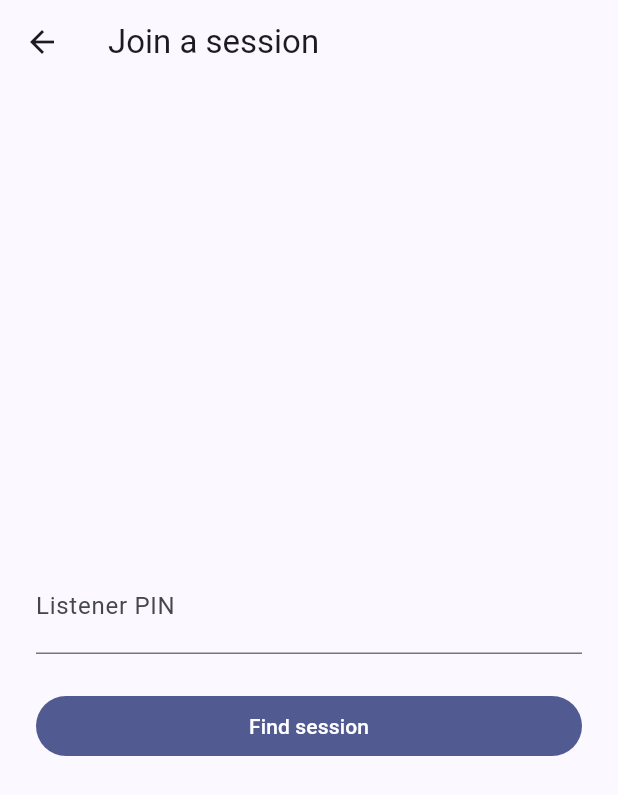
After one commit to btekerek/kabin, a Flutter app: the screen it shows after launch, after a tap on "Just here to listen? Join with a PIN", on a phone screen of 412 x 824 dp. The commit adds this screen. Shown: the top 795 px of the screen. Run offline on Flutter 3.47's test engine with Material 3 defaults, Android fonts, the phone set to English and light mode, and no system bars; our stand-ins replace dio, flutter_riverpod, flutter_secure_storage, go_router, permission_handler, shared_preferences; missing offline and left inert: agora_rtc_engine; network calls fail.

Commit message:
feat: add listener join/listening screens

```diff
--- a/frontend/lib/core/router/app_router.dart
+++ b/frontend/lib/core/router/app_router.dart
@@ -4,6 +4,9 @@ import 'package:go_router/go_router.dart';
 import '../../features/auth/presentation/login_screen.dart';
 import '../../features/auth/presentation/register_screen.dart';
 import '../../features/auth/state/auth_providers.dart';
+import '../../features/listener/presentation/listener_join_screen.dart';
+import '../../features/listener/presentation/listening_args.dart';
+import '../../features/listener/presentation/listening_screen.dart';
 import '../../features/sessions/presentation/create_session_screen.dart';
 import '../../features/sessions/presentation/session_dashboard_screen.dart';
 import '../../features/sessions/presentation/session_list_screen.dart';
@@ -23,6 +26,12 @@ final appRouterProvider = Provider<GoRouter>((ref) {
       final loggingIn = state.matchedLocation == '/login' ||
           state.matchedLocation == '/register';
       final onSplash = state.matchedLocation == '/splash';
+      final isListenerRoute = state.matchedLocation == '/join' ||
+          state.matchedLocation == '/listen';
+
+      // The Listener flow has no account at all (see ADR-002) - it
+      // never participates in the Guide auth redirect below.
+      if (isListenerRoute) return null;
 
       return authState.when(
         loading: () => onSplash ? null : '/splash',
@@ -54,6 +63,11 @@ final appRouterProvider = Provider<GoRouter>((ref) {
         path: '/unsupported-role',
         builder: (context, state) => const RoleNotSupportedScreen(),
       ),
+      GoRoute(path: '/join', builder: (context, state) => const ListenerJoinScreen()),
+      GoRoute(
+        path: '/listen',
+        builder: (context, state) => ListeningScreen(args: state.extra! as ListeningArgs),
+      ),
       GoRoute(
         path: '/sessions',
         builder: (context, state) => const SessionListScreen(),
--- a/frontend/lib/features/auth/presentation/login_screen.dart
+++ b/frontend/lib/features/auth/presentation/login_screen.dart
@@ -99,6 +99,10 @@ class _LoginScreenState extends ConsumerState<LoginScreen> {
                 onPressed: () => context.push('/register'),
                 child: const Text("Don't have an account? Register"),
               ),
+              TextButton(
+                onPressed: () => context.push('/join'),
+                child: const Text('Just here to listen? Join with a PIN'),
+              ),
             ],
           ),
         ),
--- /dev/null
+++ b/frontend/lib/features/listener/presentation/listener_join_screen.dart
@@ -0,0 +1,154 @@
+import 'package:flutter/material.dart';
+import 'package:flutter_riverpod/flutter_riverpod.dart';
+import 'package:go_router/go_router.dart';
+
+import '../../../core/errors/api_error_message.dart';
+import '../domain/listener_channel.dart';
+import '../domain/listener_session_summary.dart';
+import '../state/listener_providers.dart';
+import 'listening_args.dart';
+
+/// No account needed - a Listener identifies themselves with a PIN
+/// (found via SessionLookupView) and a persisted UUID (ListenerIdentity),
+/// never a login. See ADR-002.
+class ListenerJoinScreen extends ConsumerStatefulWidget {
+  const ListenerJoinScreen({super.key});
+
+  @override
+  ConsumerState<ListenerJoinScreen> createState() => _ListenerJoinScreenState();
+}
+
+class _ListenerJoinScreenState extends ConsumerState<ListenerJoinScreen> {
+  final _pinController = TextEditingController();
+
+  ListenerSessionSummary? _session;
+  bool _busy = false;
+  Object? _error;
+
+  @override
+  void dispose() {
+    _pinController.dispose();
+    super.dispose();
+  }
+
+  Future<void> _lookup() async {
+    setState(() {
+      _busy = true;
+      _error = null;
+    });
+    try {
+      final session =
+          await ref.read(listenerRepositoryProvider).lookup(_pinController.text.trim());
+      setState(() => _session = session);
+    } catch (error) {
+      setState(() => _error = error);
+    } finally {
+      if (mounted) setState(() => _busy = false);
+    }
+  }
+
+  Future<void> _joinChannel(ListenerChannel channel) async {
+    setState(() {
+      _busy = true;
+      _error = null;
+    });
+    try {
+      final listenerUuid = await ref.read(listenerUuidProvider.future);
+      final result = await ref.read(listenerRepositoryProvider).join(
+            sessionId: _session!.id,
+            listenerUuid: listenerUuid,
+            channelId: channel.id,
+          );
+      if (!mounted) return;
+      context.push(
+        '/listen',
+        extra: ListeningArgs(
+          joinResult: result,
+          channelLanguage: channel.language,
+          sessionName: _session!.name,
+        ),
+      );
+    } catch (error) {
+      setState(() => _error = error);
+    } finally {
+      if (mounted) setState(() => _busy = false);
+    }
+  }
+
+  @override
+  Widget build(BuildContext context) {
+    return Scaffold(
+      appBar: AppBar(title: const Text('Join a session')),
+      body: Padding(
+        padding: const EdgeInsets.all(24),
+        child: _session == null ? _buildPinEntry() : _buildChannelPicker(_session!),
+      ),
+    );
+  }
+
+  Widget _buildPinEntry() {
+    return Column(
+      mainAxisAlignment: MainAxisAlignment.center,
+      crossAxisAlignment: CrossAxisAlignment.stretch,
+      children: [
+        TextField(
+          controller: _pinController,
+          keyboardType: TextInputType.number,
+          textAlign: TextAlign.center,
+          style: Theme.of(context).textTheme.headlineSmall,
+          decoration: const InputDecoration(labelText: 'Listener PIN'),
+        ),
+        if (_error != null) ...[
+          const SizedBox(height: 16),
+          Text(
+            apiErrorMessage(_error!),
+            style: TextStyle(color: Theme.of(context).colorScheme.error),
+            textAlign: TextAlign.center,
+          ),
+        ],
+        const SizedBox(height: 24),
+        FilledButton(
+          onPressed: _busy ? null : _lookup,
+          child: _busy
+              ? const SizedBox(
+                  height: 20, width: 20, child: CircularProgressIndicator(strokeWidth: 2))
+              : const Text('Find session'),
+        ),
+      ],
+    );
+  }
+
+  Widget _buildChannelPicker(ListenerSessionSummary session) {
+    return Column(
+      crossAxisAlignment: CrossAxisAlignment.stretch,
+      children: [
+        Text(session.name, style: Theme.of(context).textTheme.headlineSmall),
+        const SizedBox(height: 8),
+        const Text('Pick a language to listen in:'),
+        const SizedBox(height: 16),
+        if (_error != null) ...[
+          Text(
+            apiErrorMessage(_error!),
+            style: TextStyle(color: Theme.of(context).colorScheme.error),
+          ),
+          const SizedBox(height: 16),
+        ],
+        Expanded(
+          child: ListView.builder(
+            itemCount: session.channels.length,
+            itemBuilder: (context, index) {
+              final channel = session.channels[index];
+              return ListTile(
+                title: Text(channel.language),
+                subtitle: channel.isSource ? const Text('Original (stage) audio') : null,
+                trailing: const Icon(Icons.chevron_right),
+                enabled: !_busy,
+                onTap: () => _joinChannel(channel),
+              );
+            },
+          ),
+        ),
+      ],
+    );
+  }
+}
--- /dev/null
+++ b/frontend/lib/features/listener/presentation/listening_args.dart
@@ -0,0 +1,16 @@
+import '../../../core/agora/agora_join_result.dart';
+
+/// Carried via go_router's `extra` from the join screen to the
+/// listening screen - avoids re-fetching anything the join call
+/// already returned.
+class ListeningArgs {
+  const ListeningArgs({
+    required this.joinResult,
+    required this.channelLanguage,
+    required this.sessionName,
+  });
+
+  final AgoraJoinResult joinResult;
+  final String channelLanguage;
+  final String sessionName;
+}
```
Also changed, not shown: frontend/lib/features/listener/presentation/listening_screen.dart (added, +106 -0 lines), frontend/lib/features/listener/state/listener_providers.dart (added, +21 -0 lines).
